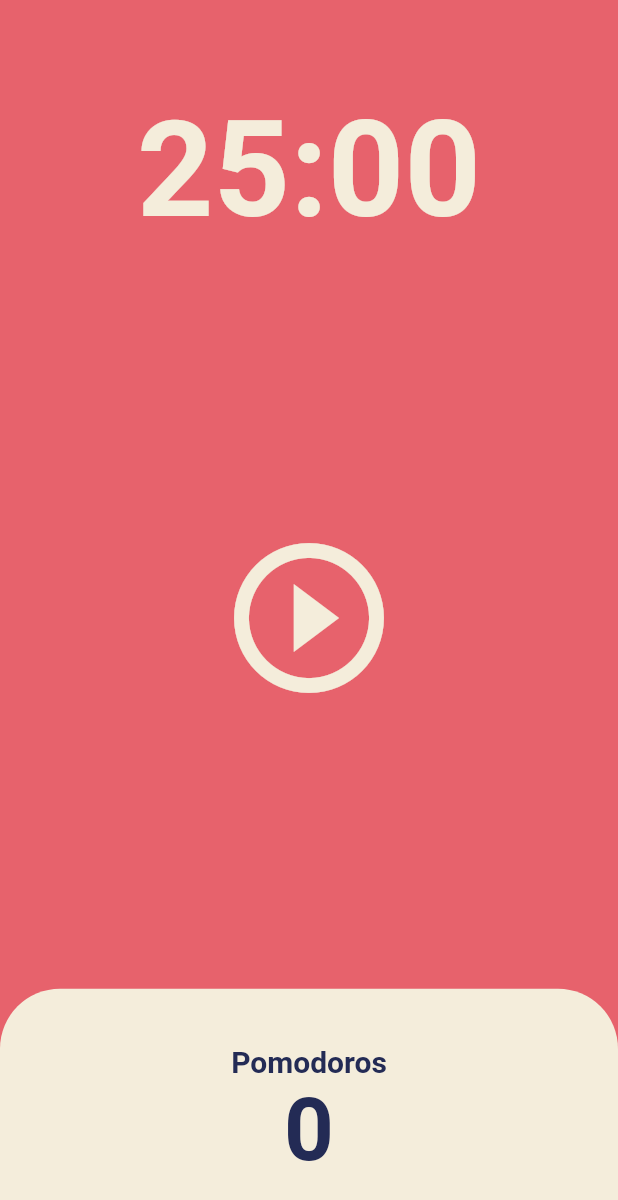
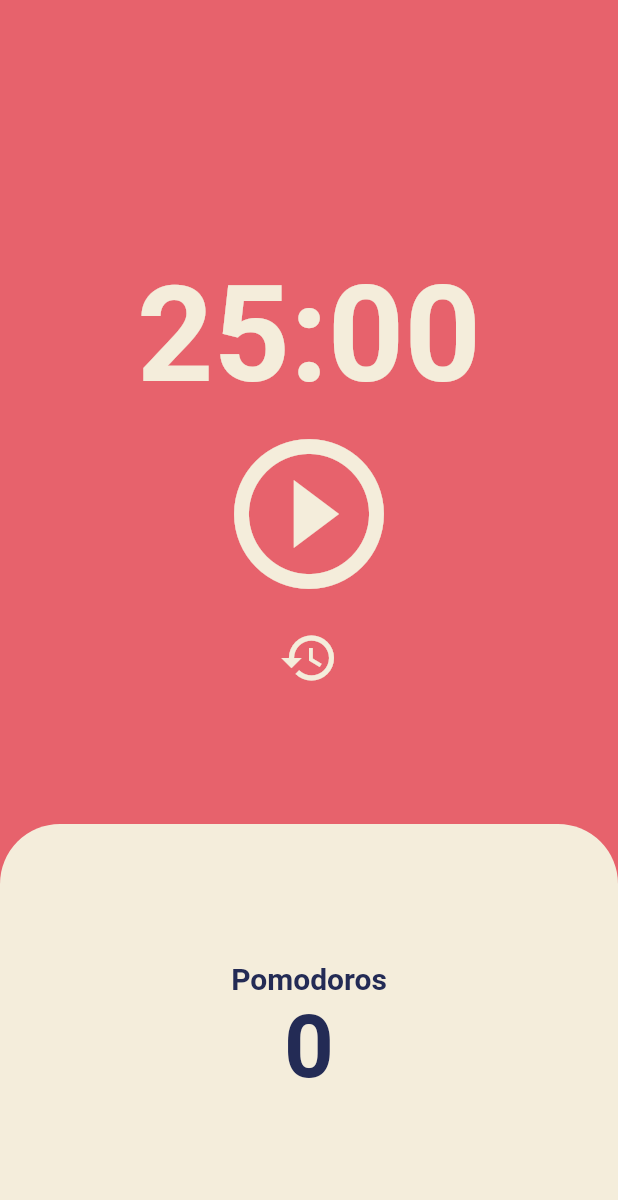
Before and after one commit to joseph-106/toonflix, a Flutter app: the screen it shows after launch, on a phone screen of 412 x 824 dp. Shown: the top 1200 px of the screen. Run offline on Flutter 3.47's test engine with Material 2 defaults, Android fonts, the phone set to English and light mode, and no system bars.

Commit message:
Code Challenge

```diff
--- a/lib/screens/home_screen.dart
+++ b/lib/screens/home_screen.dart
@@ -47,6 +47,13 @@ class _HomeScreenState extends State<HomeScreen> {
     });
   }
 
+  void onResetPressed() {
+    setState(() {
+      totalSeconds = twentyFiveMinutes;
+      onPausePressed();
+    });
+  }
+
   String format(int seconds) {
     var duration = Duration(seconds: seconds);
     return duration.toString().substring(2, 7);
@@ -73,15 +80,25 @@ class _HomeScreenState extends State<HomeScreen> {
             ),
           ),
           Flexible(
-            flex: 3,
+            flex: 1,
             child: Center(
-              child: IconButton(
+              child: Column(
+                children: [
+                  IconButton(
                     iconSize: 120,
                     color: Theme.of(context).cardColor,
                     onPressed: isRunning ? onPausePressed : onStartPressed,
                     icon: Icon(isRunning
                         ? Icons.pause_circle_outline
                         : Icons.play_circle_outline),
+                  ),
+                  IconButton(
+                    iconSize: 40,
+                    color: Theme.of(context).cardColor,
+                    onPressed: onResetPressed,
+                    icon: const Icon(Icons.restore),
+                  )
+                ],
               ),
             ),
           ),
```
Lines whose indentation alone changed are shown as unchanged.
